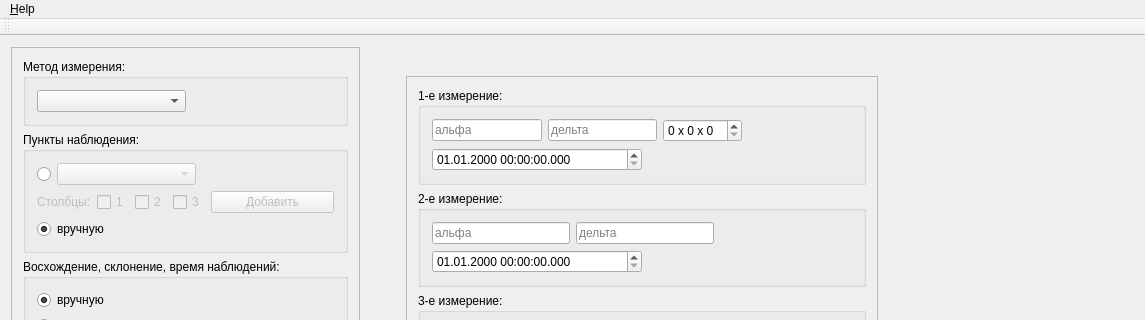
Above: Variant 1/OrbitDeterminationApp/OrbitDeterminationApp.ui from dante-verest/OrbitDeterminationLib before the change; both pictures show x 0 to 1145 and y 0 to 320 of the 1145 by 1006 pixel window. Below: the same form after it.
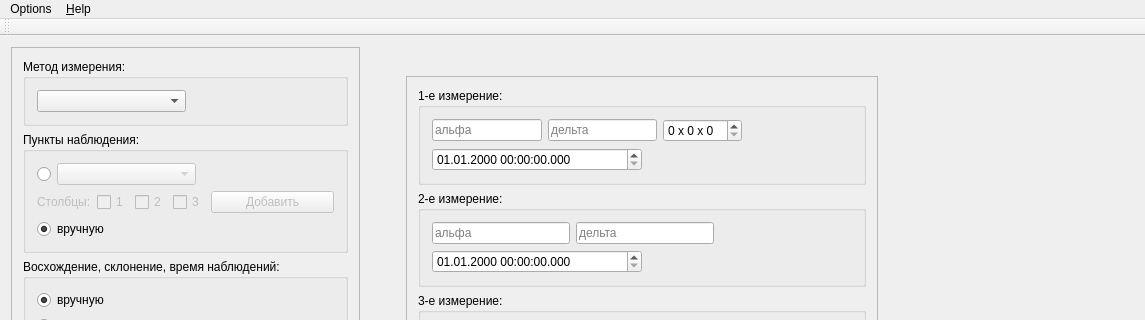
That is the form after the change.

The edit to the form file:
```diff
--- a/Variant 1/OrbitDeterminationApp/OrbitDeterminationApp.ui
+++ b/Variant 1/OrbitDeterminationApp/OrbitDeterminationApp.ui
@@ -1542,6 +1542,13 @@
     <addaction name="separator"/>
     <addaction name="action_Quit"/>
    </widget>
+   <widget class="QMenu" name="menuOptions">
+    <property name="title">
+     <string>Options</string>
+    </property>
+    <addaction name="debugAction"/>
+   </widget>
+   <addaction name="menuOptions"/>
    <addaction name="menu_Help"/>
   </widget>
   <widget class="QToolBar" name="mainToolBar">
```
Left out of the diff: 8 changed lines with no effect on the pictures.
